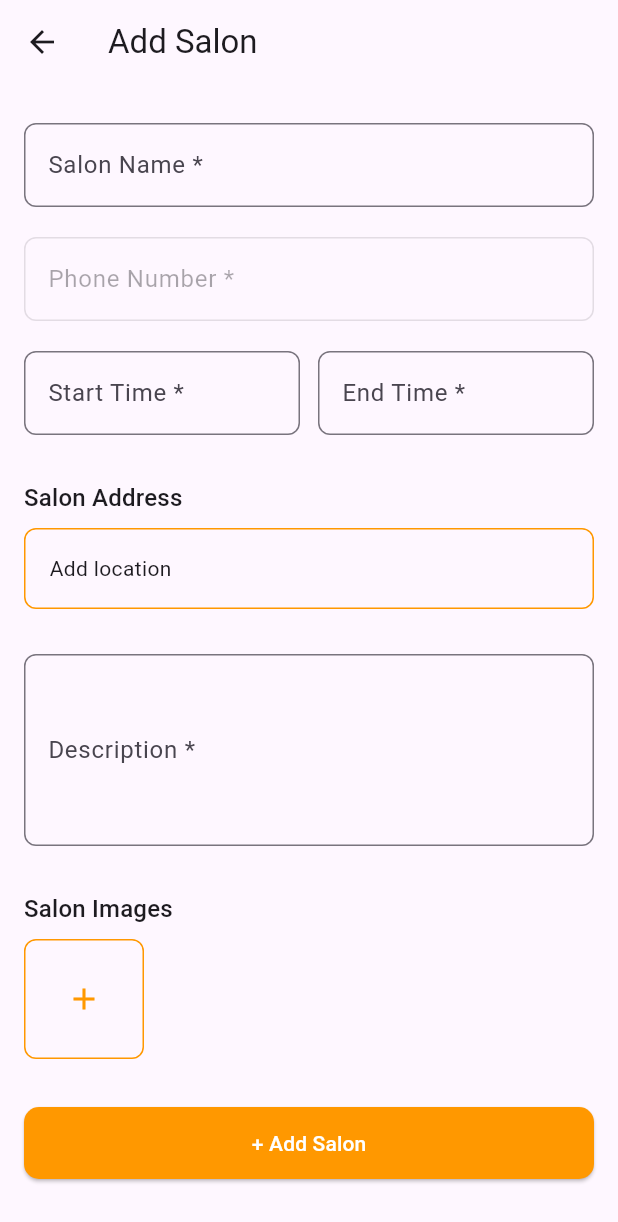
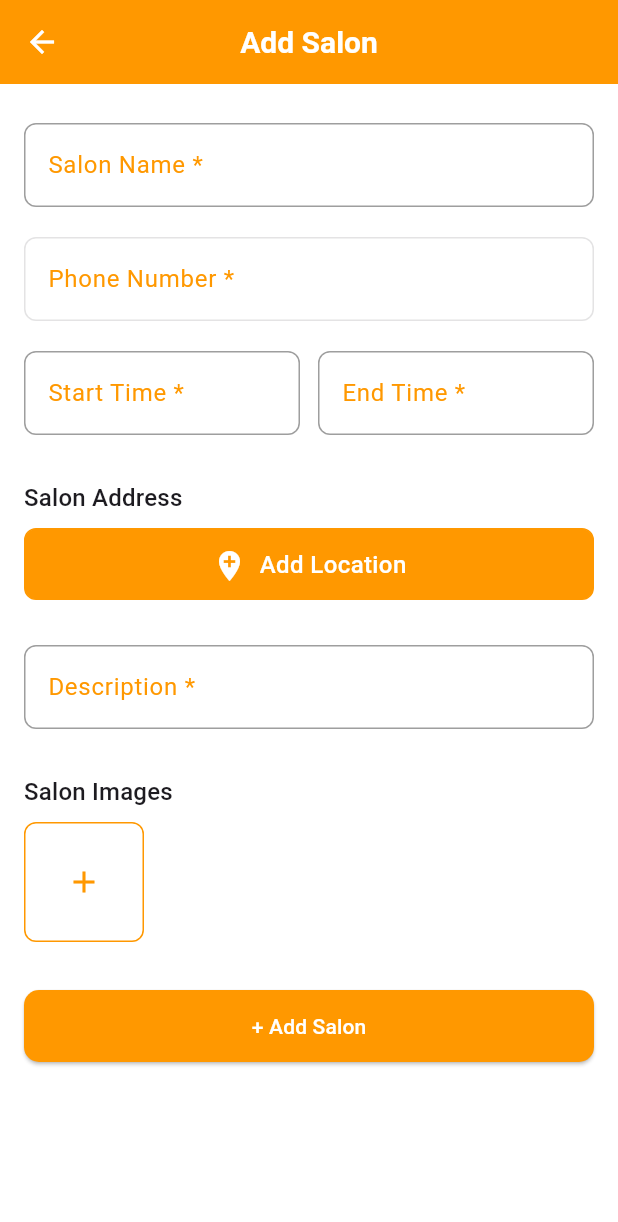
Before and after one commit to Mdkaifee/Glowante_onboarding_latest, a Flutter app: the AddSalonScreen screen opened directly, on a phone screen of 412 x 824 dp. Shown: the top 1222 px of the screen. Run offline on Flutter 3.47's test engine with Material 3 defaults, Android fonts, the phone set to English and light mode, and no system bars; our stand-ins replace flutter_bloc, flutter_dotenv, geocoding, geolocator, image_picker, shared_preferences; missing offline and left inert: aws_s3_api, flutter_google_places_sdk; accounts and stored records are empty.

Commit message:
Add salon,branch ui updated

```diff
--- a/lib/screens/about_screen.dart
+++ b/lib/screens/about_screen.dart
@@ -10,6 +10,7 @@ class AboutScreen extends StatelessWidget {
     final description = branchDetails['description'] ?? 'No description available';
 
     return Scaffold(
+      backgroundColor: Colors.white,
       // Remove the app bar completely
       appBar: null,
       body: Padding(
--- a/lib/screens/add_salon_screen.dart
+++ b/lib/screens/add_salon_screen.dart
@@ -202,7 +202,22 @@ class _AddSalonScreenState extends State<AddSalonScreen> {
         final address = state.address;
 
         return Scaffold(
-          appBar: AppBar(title: const Text('Add Salon')),
+          backgroundColor: Colors.white,
+          appBar: AppBar(
+    backgroundColor: Colors.orange, // main orange background
+    centerTitle: true, // center the title
+    iconTheme: const IconThemeData(
+    color: Colors.white, // ✅ sets back button color to white
+  ),
+    title: const Text(
+      'Add Salon',
+      style: TextStyle(
+        fontWeight: FontWeight.bold,
+        fontSize: 20,
+        color: Colors.white,
+      ),
+    ),
+  ),
           body: Stack(
             children: [
               SingleChildScrollView(
@@ -252,38 +267,58 @@ InkWell(
   onTap: () => _chooseLocation(state),
   child: Container(
     width: double.infinity,
-    padding: const EdgeInsets.all(16),
+    // height only for empty state, dynamic otherwise
+    height: address == null ? 48 : null,
+    padding: const EdgeInsets.symmetric(horizontal: 16, vertical: 12),
     decoration: BoxDecoration(
+      color: address == null ? Colors.orange : Colors.white,
+      borderRadius: BorderRadius.circular(8),
       border: Border.all(color: Colors.orange),
-      borderRadius: BorderRadius.circular(8),
     ),
     child: address == null
-        ? const Text('Add location')
+        ? Row(
+            mainAxisAlignment: MainAxisAlignment.center,
+            children: const [
+              Icon(Icons.add_location, color: Colors.white),
+              SizedBox(width: 8),
+              Text(
+                'Add Location',
+                style: TextStyle(
+                  color: Colors.white,
+                  fontWeight: FontWeight.w500,
+                  fontSize: 16,
+                ),
+              ),
+            ],
+          )
         : Row(
-            crossAxisAlignment: CrossAxisAlignment.start,
+            crossAxisAlignment: CrossAxisAlignment.start, // allow multi-line
             children: [
-              // Address details on the left
               Expanded(
                 child: Column(
                   crossAxisAlignment: CrossAxisAlignment.start,
+                  mainAxisSize: MainAxisSize.min,
                   children: [
                     Text(
                       address.buildingName,
                       style: const TextStyle(
                         fontWeight: FontWeight.bold,
+                        color: Colors.grey,
                       ),
                     ),
                     const SizedBox(height: 4),
-                    Text('${address.city}, ${address.state}'),
-                    Text('Pincode: ${address.pincode}'),
+                    Text(
+                      '${address.city}, ${address.state}',
+                      style: const TextStyle(color: Colors.grey),
+                    ),
+                    Text(
+                      'Pincode: ${address.pincode}',
+                      style: const TextStyle(color: Colors.grey),
+                    ),
                   ],
                 ),
               ),
-              // Edit icon on the right
-              Icon(
-                Icons.edit,
-                color: Colors.blue,
-              ),
+              const Icon(Icons.edit, color: Colors.orange),
             ],
           ),
   ),
@@ -294,7 +329,7 @@ InkWell(
                         controller: _descriptionController,
                         label: 'Description *',
                         hint: 'Enter a description about your salon',
-                        maxLines: 4,
+                        maxLines: 1,
                       ),
 
                       const SizedBox(height: 20),
@@ -390,8 +425,9 @@ InkWell(
     padding: const EdgeInsets.symmetric(vertical: 10),
     child: TextFormField(
       controller: controller,
+      maxLines: maxLines,
       enabled: enabled,
-        maxLines: maxLines,
+      autovalidateMode: AutovalidateMode.onUserInteraction, // ✅ validates live
       validator: (value) {
         if (value == null || value.trim().isEmpty) {
           return '$label is required';
@@ -401,7 +437,30 @@ InkWell(
       decoration: InputDecoration(
         labelText: label,
         hintText: hint,
-          border: OutlineInputBorder(borderRadius: BorderRadius.circular(8)),
+        labelStyle: const TextStyle(color: Colors.orange), // label always orange
+        border: OutlineInputBorder(
+          borderRadius: BorderRadius.circular(8),
+        ),
+        focusedBorder: OutlineInputBorder(
+          borderSide: const BorderSide(color: Colors.orange, width: 2),
+          borderRadius: BorderRadius.circular(8),
+        ),
+        enabledBorder: OutlineInputBorder(
+          borderSide: const BorderSide(color: Colors.grey, width: 1),
+          borderRadius: BorderRadius.circular(8),
+        ),
+        errorBorder: OutlineInputBorder(
+          borderSide: const BorderSide(color: Colors.orange, width: 2),
+          borderRadius: BorderRadius.circular(8),
+        ),
+        focusedErrorBorder: OutlineInputBorder(
+          borderSide: const BorderSide(color: Colors.orange, width: 2),
+          borderRadius: BorderRadius.circular(8),
+        ),
+        errorStyle: const TextStyle(
+          color: Colors.orange, // error text color
+          fontWeight: FontWeight.bold,
+        ),
       ),
     ),
   );
--- a/lib/screens/reviews_screen.dart
+++ b/lib/screens/reviews_screen.dart
@@ -4,6 +4,7 @@ class ReviewsScreen extends StatelessWidget {
   @override
   Widget build(BuildContext context) {
     return Scaffold(
+      backgroundColor: Colors.white,
       // Remove the app bar completely
       appBar: null,
       body: Center(
--- a/lib/screens/services_screen.dart
+++ b/lib/screens/services_screen.dart
@@ -92,7 +92,7 @@ return SingleChildScrollView(
                   }
                 });
               },
-              selectedColor: Colors.purple,
+              selectedColor: Colors.orange,
               backgroundColor: Colors.grey.shade200,
               checkmarkColor: Colors.white,
               labelStyle: TextStyle(
@@ -129,7 +129,7 @@ return SingleChildScrollView(
                     selectedSubCategoryServices = subCategory['services'] ?? [];
                   });
                 },
-                selectedColor: Colors.purple,
+                selectedColor: Colors.orange,
                 checkmarkColor: Colors.white,
                 backgroundColor: Colors.grey.shade200,
                 labelStyle: TextStyle(
--- a/lib/screens/team_member_screen.dart
+++ b/lib/screens/team_member_screen.dart
@@ -49,6 +49,7 @@ class _TeamMemberScreenState extends State<TeamMemberScreen> {
     );
 
     return Scaffold(
+      backgroundColor: Colors.white,
       appBar: null,
       body: SafeArea(
         child: Padding(
@@ -81,7 +82,7 @@ class _TeamMemberScreenState extends State<TeamMemberScreen> {
 
                     },
                     style: ElevatedButton.styleFrom(
-                      backgroundColor: Colors.purple,
+                      backgroundColor: Colors.orange,
                       shape: RoundedRectangleBorder(borderRadius: BorderRadius.circular(10)),
                       padding: const EdgeInsets.symmetric(horizontal: 20, vertical: 12),
                     ),
@@ -201,7 +202,7 @@ class _TeamMemberScreenState extends State<TeamMemberScreen> {
       ),
       floatingActionButtonLocation: FloatingActionButtonLocation.endFloat,
       floatingActionButton: FloatingActionButton(
-        backgroundColor: Colors.purple,
+        backgroundColor: Colors.orange,
         onPressed: () {
           final int? idForNav = branchId;
           if (idForNav != null) {
```
Also changed, not shown: lib/screens/BranchDeals.dart (+5 -3 lines), lib/screens/BranchPackages.dart (+5 -3 lines), lib/screens/add_branch_screen.dart (+43 -4 lines), lib/screens/add_location_screen.dart (+33 -6 lines), lib/screens/branch_screen.dart (+20 -9 lines), lib/screens/salons_screen.dart (+40 -3 lines). Lines whose indentation alone changed are shown as unchanged.
